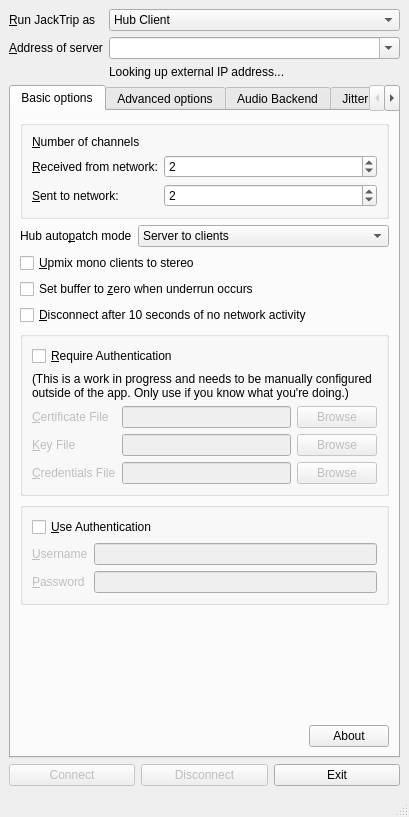
First picture: the form in src/gui/qjacktrip_novs.ui, repository jacktrip/jacktrip, before the edit.
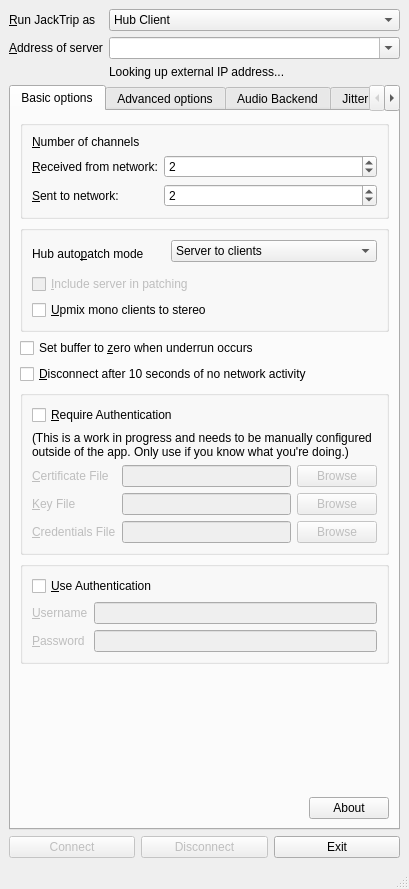
Second picture: the form after the edit. Icons and pictures are not drawn.

Commit message:
Options to include server in patching
Add an option to include the server in the patching for client fan out/in and full mix modes. This allows an ensemble member to more easily run a server and their own audio on the same machine.

I've technically implemented these as patch modes 6 and 7, but am using a checkbox in the GUI as a modifier to the existing patch modes. Haven't implemented it on the command line yet and am open to suggestions on whether to add them to the -p list or to use a solution similar to the one in the GUI (ie, an additional switch).

Patch:
```diff
--- a/src/gui/qjacktrip_novs.ui
+++ b/src/gui/qjacktrip_novs.ui
@@ -7,7 +7,7 @@
     <x>0</x>
     <y>0</y>
     <width>409</width>
-    <height>817</height>
+    <height>889</height>
    </rect>
   </property>
   <property name="windowTitle">
@@ -165,7 +165,91 @@
         <string>Basic options</string>
        </attribute>
        <layout class="QGridLayout" name="gridLayout_3">
-        <item row="2" column="0" colspan="3">
+        <item row="3" column="0" colspan="2">
+         <widget class="QGroupBox" name="autoPatchGroupBox">
+          <property name="title">
+           <string/>
+          </property>
+          <layout class="QGridLayout" name="gridLayout_10">
+           <item row="0" column="0" rowspan="2" colspan="2">
+            <widget class="QLabel" name="autoPatchLabel">
+             <property name="sizePolicy">
+              <sizepolicy hsizetype="Maximum" vsizetype="Preferred">
+               <horstretch>0</horstretch>
+               <verstretch>0</verstretch>
+              </sizepolicy>
+             </property>
+             <property name="text">
+              <string>Hub auto&amp;patch mode</string>
+             </property>
+             <property name="buddy">
+              <cstring>autoPatchComboBox</cstring>
+             </property>
+            </widget>
+           </item>
+           <item row="0" column="2">
+            <widget class="QComboBox" name="autoPatchComboBox">
+             <property name="toolTip">
+              <string>Select how you want audio to be routed by the hub server.</string>
+             </property>
+             <property name="currentIndex">
+              <number>0</number>
+             </property>
+             <item>
+              <property name="text">
+               <string>Server to clients</string>
+              </property>
+             </item>
+             <item>
+              <property name="text">
+               <string>Client loopback</string>
+              </property>
+             </item>
+             <item>
+              <property name="text">
+               <string>Client fan out/in but no loopback</string>
+              </property>
+             </item>
+             <item>
+              <property name="text">
+               <string>Full Mix</string>
+              </property>
+             </item>
+             <item>
+              <property name="text">
+               <string>No auto patching</string>
+              </property>
+             </item>
+            </widget>
+           </item>
+           <item row="3" column="0" colspan="3">
+            <widget class="QCheckBox" name="upmixCheckBox">
+             <property name="toolTip">
+              <string>For clients that only send one channel of audio, relay their signal in stereo.</string>
+             </property>
+             <property name="text">
+              <string>&amp;Upmix mono clients to stereo</string>
+             </property>
+            </widget>
+           </item>
+           <item row="2" column="0" colspan="3">
+            <widget class="QCheckBox" name="patchServerCheckBox">
+             <property name="enabled">
+              <bool>false</bool>
+             </property>
+             <property name="toolTip">
+              <string>Include the server in the audio patching. This allows an ensemble member to
+play from this machine. (Available in client fan out/in and full mix modes.)</string>
+             </property>
+             <property name="text">
+              <string>&amp;Include server in patching</string>
+             </property>
+            </widget>
+           </item>
+          </layout>
+         </widget>
+        </item>
+        <item row="2" column="0" colspan="2">
          <widget class="QGroupBox" name="channelGroupBox">
           <layout class="QGridLayout" name="gridLayout_9">
            <item row="3" column="0">
@@ -245,7 +329,17 @@
           </layout>
          </widget>
         </item>
-        <item row="8" column="0" colspan="3">
+        <item row="6" column="0" colspan="2">
+         <widget class="QCheckBox" name="timeoutCheckBox">
+          <property name="toolTip">
+           <string>Stop JackTrip if no network traffic has been received for 10 seconds.</string>
+          </property>
+          <property name="text">
+           <string>&amp;Disconnect after 10 seconds of no network activity</string>
+          </property>
+         </widget>
+        </item>
+        <item row="8" column="0" colspan="2">
          <widget class="QGroupBox" name="authGroupBox">
           <property name="enabled">
            <bool>true</bool>
@@ -319,66 +413,23 @@
           </layout>
          </widget>
         </item>
-        <item row="3" column="1" colspan="2">
-         <widget class="QComboBox" name="autoPatchComboBox">
-          <property name="toolTip">
-           <string>Select how you want audio to be routed by the hub server.</string>
+        <item row="9" column="0">
+         <spacer name="basicVerticalSpacer">
+          <property name="orientation">
+           <enum>Qt::Vertical</enum>
           </property>
-          <property name="currentIndex">
-           <number>0</number>
+          <property name="sizeType">
+           <enum>QSizePolicy::Expanding</enum>
           </property>
-          <item>
-           <property name="text">
-            <string>Server to clients</string>
-           </property>
-          </item>
-          <item>
-           <property name="text">
-            <string>Client loopback</string>
-           </property>
-          </item>
-          <item>
-           <property name="text">
-            <string>Client fan out/in but no loopback</string>
-           </property>
-          </item>
-          <item>
-           <property name="text">
-            <string>Full Mix</string>
-           </property>
-          </item>
-          <item>
-           <property name="text">
-            <string>No auto patching</string>
-           </property>
-          </item>
-         </widget>
+          <property name="sizeHint" stdset="0">
+           <size>
+            <width>20</width>
+            <height>40</height>
+           </size>
+          </property>
+         </spacer>
         </item>
-        <item row="11" column="0" colspan="3">
-         <layout class="QHBoxLayout" name="aboutLayout">
-          <item>
-           <spacer name="aboutSpacer">
-            <property name="orientation">
-             <enum>Qt::Horizontal</enum>
-            </property>
-            <property name="sizeHint" stdset="0">
-             <size>
-              <width>40</width>
-              <height>20</height>
-             </size>
-            </property>
-           </spacer>
-          </item>
-          <item>
-           <widget class="QPushButton" name="aboutButton">
-            <property name="text">
-             <string>About</string>
-            </property>
-           </widget>
-          </item>
-         </layout>
-        </item>
-        <item row="7" column="0" colspan="3">
+        <item row="7" column="0" colspan="2">
          <widget class="QGroupBox" name="requireAuthGroupBox">
           <property name="title">
            <string/>
@@ -506,33 +557,31 @@
           </layout>
          </widget>
         </item>
-        <item row="6" column="0" colspan="3">
-         <widget class="QCheckBox" name="timeoutCheckBox">
-          <property name="toolTip">
-           <string>Stop JackTrip if no network traffic has been received for 10 seconds.</string>
-          </property>
-          <property name="text">
-           <string>&amp;Disconnect after 10 seconds of no network activity</string>
-          </property>
-         </widget>
+        <item row="11" column="0" colspan="2">
+         <layout class="QHBoxLayout" name="aboutLayout">
+          <item>
+           <spacer name="aboutSpacer">
+            <property name="orientation">
+             <enum>Qt::Horizontal</enum>
+            </property>
+            <property name="sizeHint" stdset="0">
+             <size>
+              <width>40</width>
+              <height>20</height>
+             </size>
+            </property>
+           </spacer>
+          </item>
+          <item>
+           <widget class="QPushButton" name="aboutButton">
+            <property name="text">
+             <string>About</string>
+            </property>
+           </widget>
+          </item>
+         </layout>
         </item>
-        <item row="9" column="0">
-         <spacer name="basicVerticalSpacer">
-          <property name="orientation">
-           <enum>Qt::Vertical</enum>
-          </property>
-          <property name="sizeType">
-           <enum>QSizePolicy::Expanding</enum>
-          </property>
-          <property name="sizeHint" stdset="0">
-           <size>
-            <width>20</width>
-            <height>40</height>
-           </size>
-          </property>
-         </spacer>
-        </item>
-        <item row="5" column="0" colspan="3">
+        <item row="5" column="0" colspan="2">
          <widget class="QCheckBox" name="zeroCheckBox">
           <property name="toolTip">
            <string>Silence the audio when there's a buffer underrun.</string>
@@ -542,29 +591,6 @@
           </property>
          </widget>
         </item>
-        <item row="3" column="0">
-         <widget class="QLabel" name="autoPatchLabel">
-          <property name="sizePolicy">
-           <sizepolicy hsizetype="Maximum" vsizetype="Preferred">
-            <horstretch>0</horstretch>
-            <verstretch>0</verstretch>
-           </sizepolicy>
-          </property>
-          <property name="text">
-           <string>Hub auto&amp;patch mode</string>
-          </property>
-          <property name="buddy">
-           <cstring>autoPatchComboBox</cstring>
-          </property>
-         </widget>
-        </item>
-        <item row="4" column="0" colspan="3">
-         <widget class="QCheckBox" name="upmixCheckBox">
-          <property name="text">
-           <string>&amp;Upmix mono clients to stereo</string>
-          </property>
-         </widget>
-        </item>
        </layout>
       </widget>
       <widget class="QWidget" name="advancedTab">
```
Left out of the diff: 4 changed lines with no effect on the pictures. The commit also changes 8 other files.
